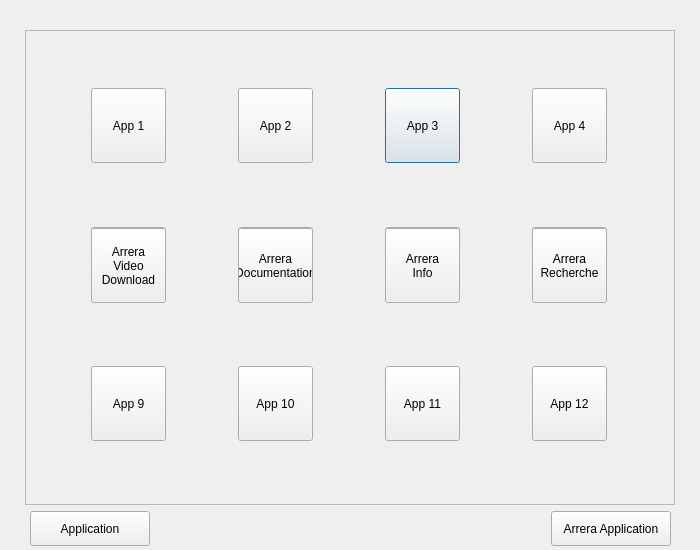
This is arreraapplib.ui in Arrera-Software/Arrera-Interface as Qt 5 draws it before an edit. The edited form follows.
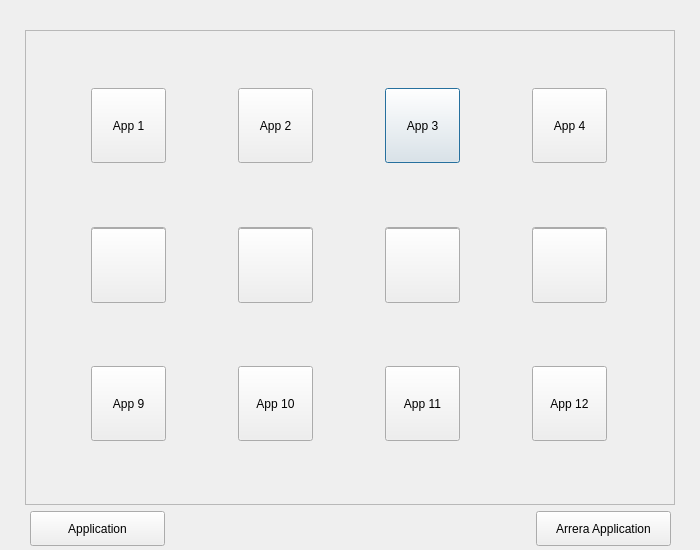
This is the edited form. Icons and pictures are not drawn.

Commit message: Ajout icon dans l'Arrera Lib

Diff of the .ui file:
```diff
--- a/arreraapplib.ui
+++ b/arreraapplib.ui
@@ -301,19 +301,29 @@
      <widget class="QPushButton" name="IDC_BTNAPP">
       <property name="minimumSize">
        <size>
-        <width>120</width>
+        <width>135</width>
         <height>35</height>
        </size>
       </property>
       <property name="maximumSize">
        <size>
-        <width>120</width>
+        <width>135</width>
         <height>35</height>
        </size>
       </property>
       <property name="text">
        <string>Application</string>
       </property>
+      <property name="icon">
+       <iconset resource="ArreraTheme.qrc">
+        <normaloff>:/iconBTN/app-drawer.png</normaloff>:/iconBTN/app-drawer.png</iconset>
+      </property>
+      <property name="iconSize">
+       <size>
+        <width>32</width>
+        <height>32</height>
+       </size>
+      </property>
      </widget>
     </item>
     <item>
@@ -333,19 +343,29 @@
      <widget class="QPushButton" name="IDC_BTNARRERAAPP">
       <property name="minimumSize">
        <size>
-        <width>120</width>
+        <width>135</width>
         <height>35</height>
        </size>
       </property>
       <property name="maximumSize">
        <size>
-        <width>120</width>
+        <width>135</width>
         <height>35</height>
        </size>
       </property>
       <property name="text">
        <string>Arrera Application</string>
       </property>
+      <property name="icon">
+       <iconset resource="ArreraTheme.qrc">
+        <normaloff>:/iconBTN/app-drawer-Arrera.png</normaloff>:/iconBTN/app-drawer-Arrera.png</iconset>
+      </property>
+      <property name="iconSize">
+       <size>
+        <width>32</width>
+        <height>32</height>
+       </size>
+      </property>
      </widget>
     </item>
    </layout>
@@ -390,8 +410,17 @@
         </size>
        </property>
        <property name="text">
-        <string>Arrera
-Documentation</string>
+        <string/>
+       </property>
+       <property name="icon">
+        <iconset resource="ArreraTheme.qrc">
+         <normaloff>:/iconBTN/ArreraDoc.png</normaloff>:/iconBTN/ArreraDoc.png</iconset>
+       </property>
+       <property name="iconSize">
+        <size>
+         <width>75</width>
+         <height>75</height>
+        </size>
        </property>
       </widget>
      </item>
@@ -410,9 +439,17 @@
         </size>
        </property>
        <property name="text">
-        <string>Arrera
-Video
-Download</string>
+        <string/>
+       </property>
+       <property name="icon">
+        <iconset resource="ArreraTheme.qrc">
+         <normaloff>:/iconBTN/ArreraVideoDownload.png</normaloff>:/iconBTN/ArreraVideoDownload.png</iconset>
+       </property>
+       <property name="iconSize">
+        <size>
+         <width>75</width>
+         <height>75</height>
+        </size>
        </property>
       </widget>
      </item>
@@ -431,8 +468,17 @@
         </size>
        </property>
        <property name="text">
-        <string>Arrera
-Info</string>
+        <string/>
+       </property>
+       <property name="icon">
+        <iconset resource="ArreraTheme.qrc">
+         <normaloff>:/iconBTN/ArreraInfo.png</normaloff>:/iconBTN/ArreraInfo.png</iconset>
+       </property>
+       <property name="iconSize">
+        <size>
+         <width>75</width>
+         <height>75</height>
+        </size>
        </property>
       </widget>
      </item>
@@ -451,8 +497,17 @@
         </size>
        </property>
        <property name="text">
-        <string>Arrera
-Recherche</string>
+        <string/>
+       </property>
+       <property name="icon">
+        <iconset resource="ArreraTheme.qrc">
+         <normaloff>:/iconBTN/ArreraRecherche.png</normaloff>:/iconBTN/ArreraRecherche.png</iconset>
+       </property>
+       <property name="iconSize">
+        <size>
+         <width>75</width>
+         <height>75</height>
+        </size>
        </property>
       </widget>
      </item>
```
Left out of the diff: 4 changed lines with no effect on the pictures. The commit also changes 6 other files.
